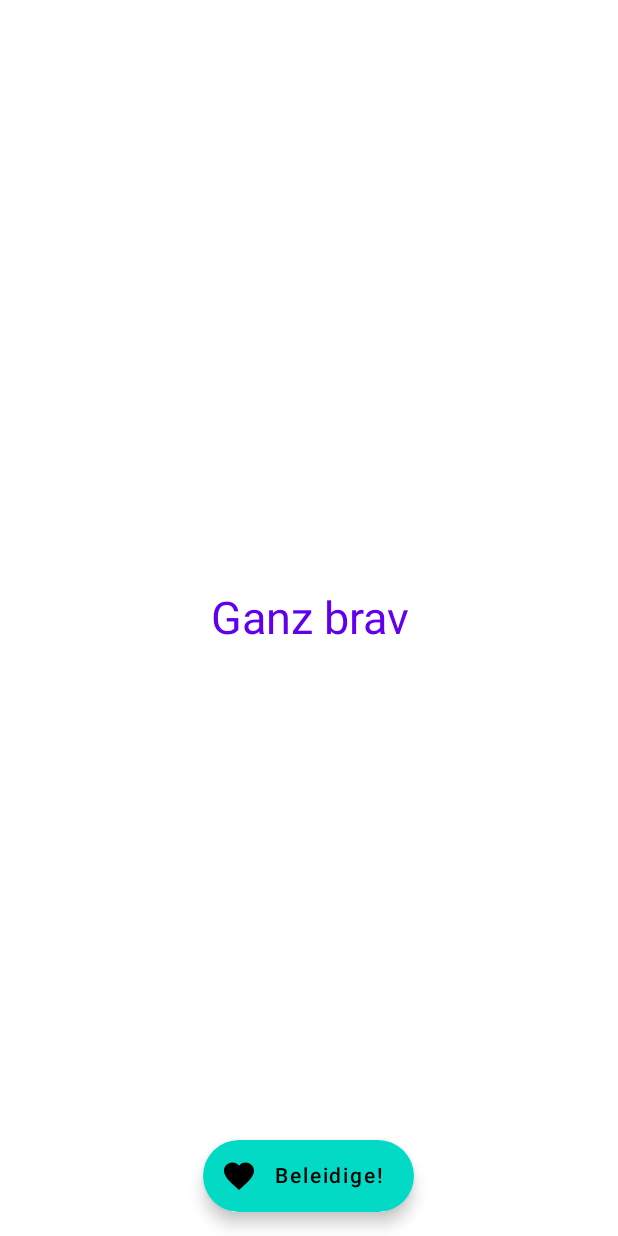
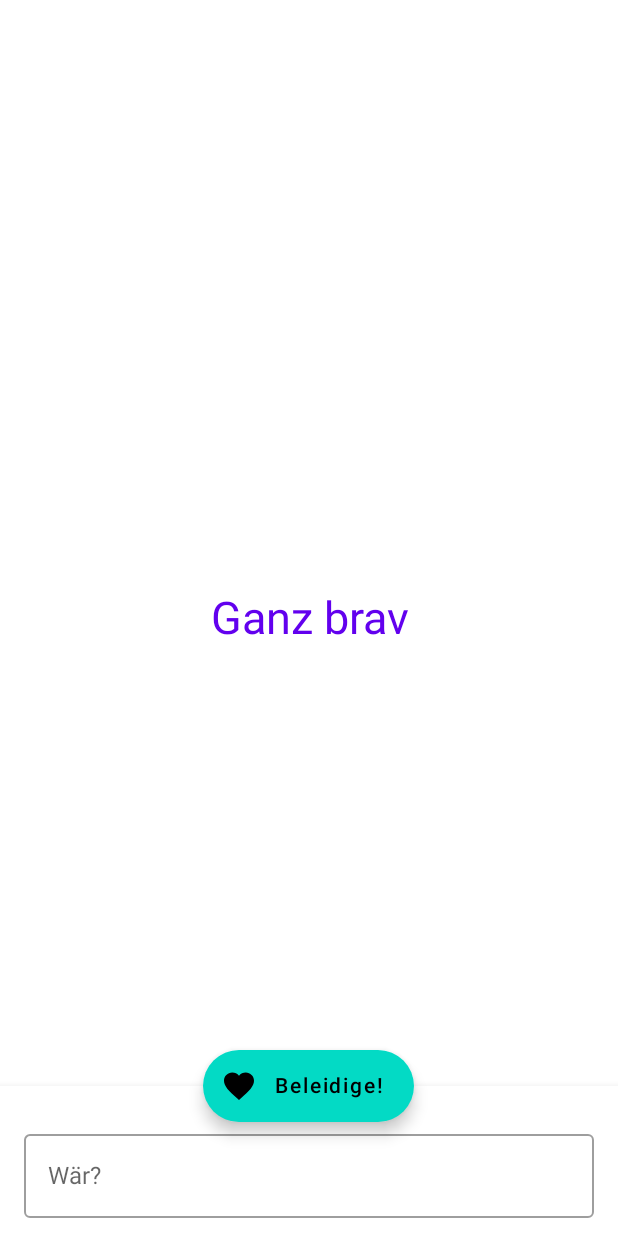
Before and after one commit to notizklotz/swiss-wowbagger-app, an Android app built with Jetpack Compose: the screen it shows after launch (MainActivity), on a phone screen of 412 x 824 dp. Run offline under Robolectric (Android 15) with nearby library versions, the light colour scheme and no system bars; our stand-ins replace livedata-compose.

Commit message:
Allow to select name

```diff
--- a/app/src/main/java/com/github/notizklotz/swisswowbagger/app/InsultRepository.kt
+++ b/app/src/main/java/com/github/notizklotz/swisswowbagger/app/InsultRepository.kt
@@ -4,5 +4,6 @@ object InsultRepository {
 
     private val wowbaggerApiClient = WowbaggerApi.retrofitService
 
-    suspend fun getRandomInsult(): Insult = wowbaggerApiClient.getInsult()
+    suspend fun getInsult(names: List<String>): Insult = wowbaggerApiClient.getInsult(names)
+
 }
--- a/app/src/main/java/com/github/notizklotz/swisswowbagger/app/MainActivity.kt
+++ b/app/src/main/java/com/github/notizklotz/swisswowbagger/app/MainActivity.kt
@@ -8,22 +8,25 @@ import android.util.Log
 import androidx.activity.ComponentActivity
 import androidx.activity.compose.setContent
 import androidx.activity.viewModels
-import androidx.compose.foundation.layout.Arrangement
-import androidx.compose.foundation.layout.Column
-import androidx.compose.foundation.layout.fillMaxSize
+import androidx.compose.foundation.background
+import androidx.compose.foundation.clickable
+import androidx.compose.foundation.layout.*
 import androidx.compose.material.*
 import androidx.compose.material.icons.Icons
 import androidx.compose.material.icons.filled.Favorite
-import androidx.compose.runtime.Composable
+import androidx.compose.runtime.*
 import androidx.compose.runtime.livedata.observeAsState
 import androidx.compose.ui.Alignment
+import androidx.compose.ui.Alignment.Companion.CenterVertically
 import androidx.compose.ui.Modifier
+import androidx.compose.ui.graphics.Color
+import androidx.compose.ui.res.stringResource
 import androidx.compose.ui.text.style.TextAlign
 import androidx.compose.ui.tooling.preview.Preview
+import androidx.compose.ui.unit.dp
 import androidx.compose.ui.unit.sp
 import androidx.lifecycle.Observer
 import com.github.notizklotz.swisswowbagger.app.ui.theme.SwissWowbaggerAppTheme
-
 
 class MainActivity : ComponentActivity() {
 
@@ -31,11 +34,39 @@ class MainActivity : ComponentActivity() {
 
     private var mediaPlayer: MediaPlayer? = null
 
+    @OptIn(ExperimentalMaterialApi::class)
     override fun onCreate(savedInstanceState: Bundle?) {
         super.onCreate(savedInstanceState)
         setContent {
-            val userData = viewModel.insult.observeAsState("Ganz brav")
+            val userData = viewModel.insult.observeAsState(getString(R.string.insult_initial))
+            val name = viewModel.name.observeAsState("")
 
+            createInsultAudioObserver()
+
+            SwissWowbaggerAppTheme {
+                BottomSheetScaffold(
+                    floatingActionButton = { InsultButton { viewModel.fetchInsult() } },
+                    floatingActionButtonPosition = FabPosition.Center,
+                    sheetContent = {
+                        Spacer(Modifier.height(8.dp))
+                        NameSelector(name.value) { viewModel.name.value = it }
+                    },
+                    sheetPeekHeight = 100.dp,
+                    sheetGesturesEnabled = false
+                ) {
+                    Column(
+                        modifier = Modifier.fillMaxSize(),
+                        horizontalAlignment = Alignment.CenterHorizontally,
+                        verticalArrangement = Arrangement.Center
+                    ) {
+                        InsultText(userData.value)
+                    }
+                }
+            }
+        }
+    }
+
+    private fun createInsultAudioObserver() {
         val insultAudioUrlObserver = Observer<String> { url ->
             releaseMediaPlayer()
 
@@ -56,23 +87,6 @@ class MainActivity : ComponentActivity() {
             }
         }
         viewModel.insultAudioUrl.observe(this, insultAudioUrlObserver)
-
-            SwissWowbaggerAppTheme {
-
-                Scaffold(
-                    floatingActionButton = { InsultButton { viewModel.fetchInsult() } },
-                    floatingActionButtonPosition = FabPosition.Center
-                ) {
-                    Column(
-                        modifier = Modifier.fillMaxSize(),
-                        horizontalAlignment = Alignment.CenterHorizontally,
-                        verticalArrangement = Arrangement.Center
-                    ) {
-                        InsultText(userData.value)
-                    }
-                }
-            }
-        }
     }
 
     private fun releaseMediaPlayer() {
@@ -102,7 +116,7 @@ fun InsultButton(onClick: () -> Unit) {
 
     ExtendedFloatingActionButton(
         onClick = { onClick() },
-        text = { Text("Beleidige!") },
+        text = { Text(stringResource(R.string.insult_button_text)) },
         icon = { Icon(Icons.Filled.Favorite, "") }
     )
 }
@@ -113,9 +127,187 @@ fun InsultText(text: String) {
         text = text,
         color = MaterialTheme.colors.primary,
         textAlign = TextAlign.Center,
-        fontSize = 30.sp
+        fontSize = 30.sp,
     )
 }
+
+@Composable
+fun NameSelector(name: String, onNameSelected: (String) -> Unit) {
+
+    val isOpen = remember { mutableStateOf(false) } // initial value
+    val openCloseOfDropDownList: (Boolean) -> Unit = {
+        isOpen.value = it
+    }
+    Box {
+        Column {
+            OutlinedTextField(
+                value = name,
+                onValueChange = onNameSelected,
+                label = { Text(text = stringResource(R.string.name_label)) },
+                modifier = Modifier.fillMaxWidth().padding(16.dp)
+            )
+            DropDownList(
+                requestToOpen = isOpen.value,
+                list = names,
+                openCloseOfDropDownList,
+                onNameSelected
+            )
+        }
+        Spacer(
+            modifier = Modifier
+                .matchParentSize()
+                .background(Color.Transparent)
+                .padding(10.dp)
+                .clickable { isOpen.value = true }
+
+        )
+    }
+}
+
+@Composable
+fun DropDownList(
+    requestToOpen: Boolean = false,
+    list: List<String>,
+    request: (Boolean) -> Unit,
+    selectedString: (String) -> Unit
+) {
+    DropdownMenu(
+        modifier = Modifier.fillMaxWidth().fillMaxHeight(0.7f).padding(16.dp),
+        expanded = requestToOpen,
+        onDismissRequest = { request(false) },
+    ) {
+        list.forEach {
+            DropdownMenuItem(
+                modifier = Modifier.fillMaxWidth(),
+                onClick = {
+                    request(false)
+                    selectedString(it)
+                }
+            ) {
+                Text(it, modifier = Modifier
+                    .wrapContentWidth()
+                    .align(CenterVertically))
+            }
+        }
+    }
+}
+
+private val names = listOf(
+    "Ädu",
+    "Andle",
+    "Ändu",
+    "Ännele",
+    "Annebäbi",
+    "Aschi",
+    "Beetli",
+    "Beätu",
+    "Bidu",
+    "Björnu",
+    "Beni",
+    "Bänz",
+    "Brünu",
+    "Cärmle",
+    "Chlöisu",
+    "Chrigu",
+    "Chrige",
+    "Chäschpu",
+    "Dänu",
+    "Dävu",
+    "Dölf",
+    "Fäbu",
+    "Fige",
+    "Fippu",
+    "Fixu",
+    "Flöru",
+    "Fränzu",
+    "Fredu",
+    "Fridu",
+    "Fritzu",
+    "Godi",
+    "Gusti",
+    "Gödu",
+    "Hämpu",
+    "Heidle",
+    "Hene",
+    "Housi",
+    "Jänu",
+    "Jasme",
+    "Jole",
+    "Jüre",
+    "Köbu",
+    "Kari",
+    "Käru",
+    "Keve",
+    "Knütu",
+    "Kusi",
+    "Küsu",
+    "Küre",
+    "Lexu",
+    "Lise",
+    "Lüku",
+    "Lüssle",
+    "Mänu",
+    "Märgu",
+    "Märsu",
+    "Märu",
+    "Mäthu",
+    "Mäuch",
+    "Michu",
+    "Möne",
+    "Niku",
+    "Nigge",
+    "Nuke",
+    "Ölu",
+    "Pädu",
+    "Pöilu",
+    "Pesche",
+    "Räffu",
+    "Rebe",
+    "Res",
+    "Retölu",
+    "Richu",
+    "Role",
+    "Rölu",
+    "Röschu",
+    "Röifu",
+    "Römu",
+    "Rüfe",
+    "Rüedu",
+    "Sabe",
+    "Sämu",
+    "Sändu",
+    "Särele",
+    "Säschu",
+    "Schöggu",
+    "Sebu",
+    "Sile",
+    "Simu",
+    "Sime",
+    "Söne",
+    "Steffu",
+    "Stifu",
+    "Susle",
+    "Seppu",
+    "Schämpu",
+    "Schane",
+    "Stöffu",
+    "Tesi",
+    "Tesle",
+    "Tinu",
+    "Trixle",
+    "Trudle",
+    "Tömu",
+    "Tönu",
+    "Üelu",
+    "Ürsu",
+    "Wale",
+    "Wäutu",
+    "Wernu",
+    "Werni",
+    "Vane",
+    "Vidu",
+    "Vrene",
+)
 
 @Preview(name = "Light Theme", showBackground = true)
 @Preview(name = "Dark Theme", uiMode = Configuration.UI_MODE_NIGHT_YES, showBackground = true)
@@ -123,8 +315,8 @@ fun InsultText(text: String) {
 fun DefaultPreview() {
     SwissWowbaggerAppTheme {
         Column {
+            InsultText("nö")
             InsultButton { }
-            InsultText("nö")
         }
     }
 }
--- a/app/src/main/java/com/github/notizklotz/swisswowbagger/app/MainViewModel.kt
+++ b/app/src/main/java/com/github/notizklotz/swisswowbagger/app/MainViewModel.kt
@@ -15,14 +15,17 @@ class MainViewModel : ViewModel() {
     private val _insultAudioUrl = MutableLiveData<String>()
     val insultAudioUrl: LiveData<String> = _insultAudioUrl
 
+    val name = MutableLiveData("")
+
     fun fetchInsult() {
         viewModelScope.launch {
             try {
                 // Calling the repository is safe as it will move execution off
                 // the main thread
-                val randomInsult = InsultRepository.getRandomInsult()
+                val names = listOfNotNull(name.value)
+                val randomInsult = InsultRepository.getInsult(names)
                 _insult.value = randomInsult.text
-                _insultAudioUrl.value = randomInsult.getAudioUrl()
+                _insultAudioUrl.value = randomInsult.getAudioUrl(names)
             } catch (error: Exception) {
                 Log.e("Wowbagger", "Could not fetch insult", error)
             }
--- a/app/src/main/java/com/github/notizklotz/swisswowbagger/app/WowbaggerApiClient.kt
+++ b/app/src/main/java/com/github/notizklotz/swisswowbagger/app/WowbaggerApiClient.kt
@@ -4,6 +4,7 @@ import retrofit2.Retrofit
 import retrofit2.converter.moshi.MoshiConverterFactory
 import retrofit2.http.GET
 import retrofit2.http.Headers
+import retrofit2.http.Query
 
 const val wowbaggerBaseUrl = "https://swiss-wowbagger-ultgi7by3q-oa.a.run.app"
 private val retrofit = Retrofit.Builder()
@@ -15,12 +16,12 @@ interface WowbaggerApiClient {
 
     @GET("/?format=json")
     @Headers("Accept: application/json")
-    suspend fun getInsult(): Insult
+    suspend fun getInsult(@Query("names") names: List<String>): Insult
 
 }
 
 data class Insult(val id: String, val text: String) {
-    fun getAudioUrl() = "$wowbaggerBaseUrl/$id?format=wav"
+    fun getAudioUrl(names: List<String>) = "$wowbaggerBaseUrl/$id?format=wav&v=undefined&names=${names.joinToString(" ")}"
 }
 
 object WowbaggerApi {
--- a/app/src/main/res/values/strings.xml
+++ b/app/src/main/res/values/strings.xml
@@ -1,3 +1,6 @@
 <resources>
     <string name="app_name">Wowbagger</string>
+    <string name="insult_initial">Ganz brav</string>
+    <string name="insult_button_text">Beleidige!</string>
+    <string name="name_label">Wär?</string>
 </resources>
```
Lines whose indentation alone changed are shown as unchanged.
